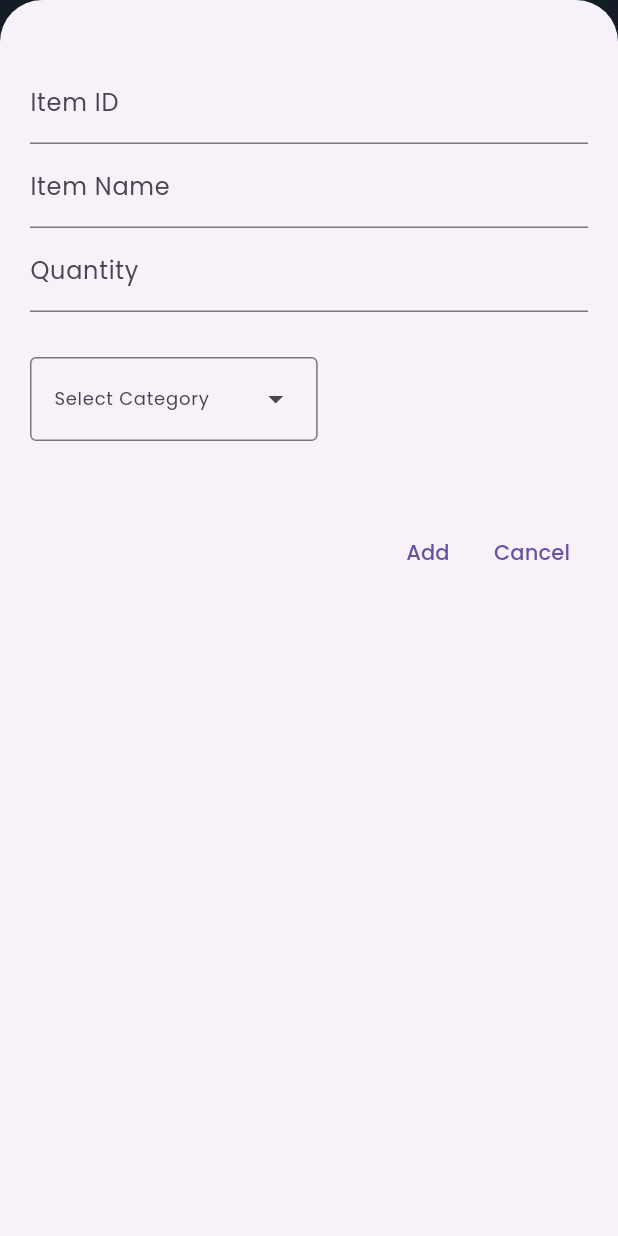
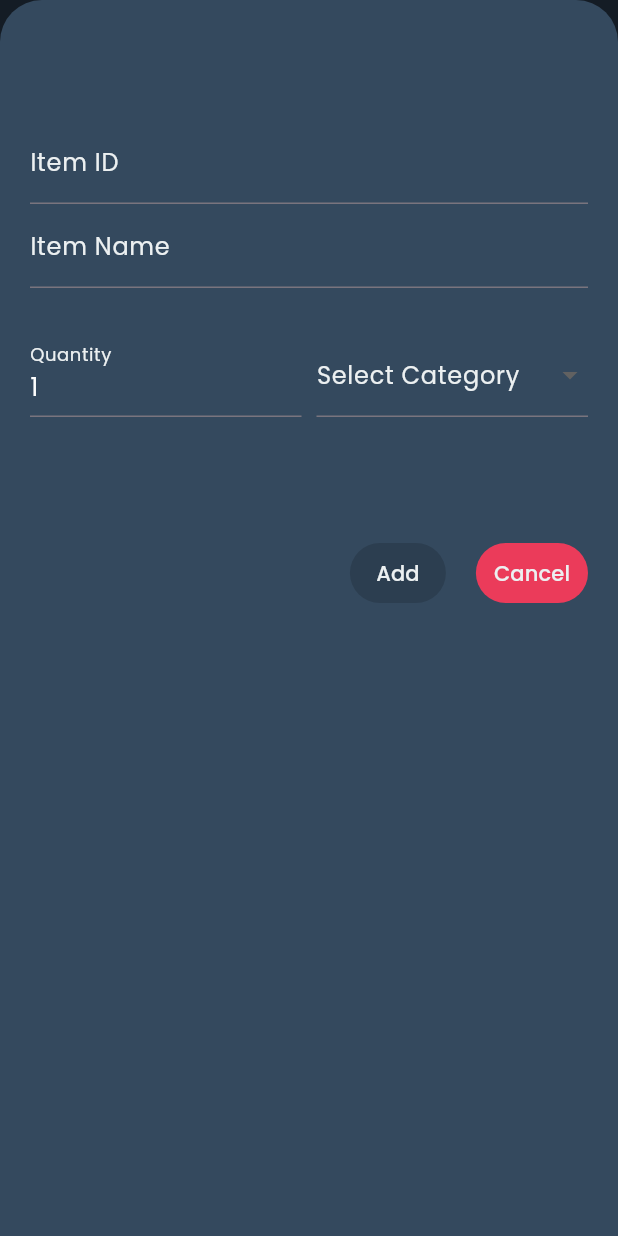
Before and after one commit to akila514/Shopping-List-App, a Flutter app: the screen it shows after launch, after a tap on "Add a new Item", on a phone screen of 412 x 824 dp. Run offline on Flutter 3.47's test engine with Material 2 defaults, Android fonts, the phone set to English and light mode, and no system bars; our stand-ins replace flutter_riverpod, google_fonts.

Commit message:
first commit

```diff
--- a/shopping_app/lib/data/categorey_data.dart
+++ b/shopping_app/lib/data/categorey_data.dart
@@ -28,3 +28,16 @@ enum Categories {
   hygiene,
   other
 }
+
+List<String> categoriesStringList = [
+  'vegetable',
+  'fruit',
+  'meat',
+  'dairy',
+  'carbs',
+  'sweets',
+  'spices',
+  'convenience',
+  'hygiene',
+  'other'
+];
--- a/shopping_app/lib/screens/home_screen.dart
+++ b/shopping_app/lib/screens/home_screen.dart
@@ -15,89 +15,123 @@ class HomeScreen extends ConsumerStatefulWidget {
   }
 }
 
-void _openAddNewItemOverlay(BuildContext context, WidgetRef ref) {
-  final idController = TextEditingController();
-  final nameController = TextEditingController();
-  final quantityController = TextEditingController();
+class _HomeScreen extends ConsumerState<HomeScreen> {
+  void onChangeForm() {}
 
+  void _openAddNewItemOverlay() {
     showModalBottomSheet(
+      backgroundColor: backgroundColor,
       isScrollControlled: true,
       context: context,
+      useSafeArea: true,
       builder: (context) => Padding(
-      padding: const EdgeInsets.symmetric(vertical: 40, horizontal: 20),
+        padding: const EdgeInsets.symmetric(vertical: 80, horizontal: 20),
+        child: Form(
           child: Column(
             mainAxisAlignment: MainAxisAlignment.start,
             crossAxisAlignment: CrossAxisAlignment.start,
             children: [
-          TextField(
-            decoration: const InputDecoration(label: Text('Item ID')),
-            controller: idController,
+              TextFormField(
+                style: const TextStyle(color: Colors.white),
+                decoration: const InputDecoration(
+                    label: Text(
+                  'Item ID',
+                  style: TextStyle(color: primaryTextColor),
+                )),
               ),
-          TextField(
-            decoration: const InputDecoration(label: Text('Item Name')),
-            controller: nameController,
-          ),
-          TextField(
-            decoration: const InputDecoration(label: Text('Quantity')),
-            controller: quantityController,
+              TextFormField(
+                style: const TextStyle(color: Colors.white),
+                decoration: const InputDecoration(
+                    label: Text(
+                  'Item Name',
+                  style: TextStyle(color: primaryTextColor),
+                )),
               ),
               const SizedBox(
                 height: 30,
               ),
-          DropdownMenu(
-              label: const Text(
+              Row(
+                crossAxisAlignment: CrossAxisAlignment.end,
+                children: [
+                  Expanded(
+                    child: TextFormField(
+                      style: const TextStyle(color: Colors.white),
+                      decoration: const InputDecoration(
+                        labelStyle: TextStyle(color: primaryTextColor),
+                        labelText: 'Quantity',
+                      ),
+                      initialValue: '1',
+                    ),
+                  ),
+                  const SizedBox(
+                    width: 10,
+                  ),
+                  Expanded(
+                    child: DropdownButtonFormField(
+                        decoration: const InputDecoration(
+                            label: Text(
                           'Select Category',
-                style: TextStyle(fontSize: 12),
+                          style: TextStyle(color: primaryTextColor),
+                        )),
+                        dropdownColor: appBarColor,
+                        style: const TextStyle(color: primaryTextColor),
+                        items: [
+                          for (final category in categoriesList.entries)
+                            DropdownMenuItem(
+                                value: category.value,
+                                child: Row(
+                                  children: [
+                                    Container(
+                                      color: category.value.color,
+                                      width: 16,
+                                      height: 16,
                                     ),
-              dropdownMenuEntries: [
-                DropdownMenuEntry(
-                    value: Categories.vegetable,
-                    label: Categories.vegetable.name),
-                DropdownMenuEntry(
-                    value: Categories.carbs, label: Categories.carbs.name),
-                DropdownMenuEntry(
-                    value: Categories.convenience,
-                    label: Categories.convenience.name),
-                DropdownMenuEntry(
-                    value: Categories.dairy, label: Categories.dairy.name),
-                DropdownMenuEntry(
-                    value: Categories.meat, label: Categories.meat.name),
-                DropdownMenuEntry(
-                    value: Categories.fruit, label: Categories.fruit.name),
-                DropdownMenuEntry(
-                    value: Categories.hygiene, label: Categories.hygiene.name),
-                DropdownMenuEntry(
-                    value: Categories.spices, label: Categories.spices.name),
-                DropdownMenuEntry(
-                    value: Categories.sweets, label: Categories.sweets.name),
-                DropdownMenuEntry(
-                    value: Categories.convenience,
-                    label: Categories.convenience.name),
-                DropdownMenuEntry(
-                    value: Categories.other, label: Categories.other.name),
-              ]),
                                     const SizedBox(
-            height: 50,
+                                      width: 6,
+                                    ),
+                                    Text(category.value.title)
+                                  ],
+                                ))
+                        ],
+                        onChanged: (value) {}),
+                  )
+                ],
+              ),
+              const SizedBox(
+                height: 80,
               ),
               Row(
                 mainAxisAlignment: MainAxisAlignment.end,
                 children: [
                   TextButton(
+                    style: const ButtonStyle(
+                        backgroundColor: MaterialStatePropertyAll(appBarColor)),
                     onPressed: () {
-                  _validateUserInput(idController.text, nameController.text,
-                      quantityController.text, ref, context);
+                      // _validateUserInput(idController.text, nameController.text,
+                      //     quantityController.text, ref, context);
                     },
-                child: const Text('Add'),
+                    child: const Text(
+                      'Add',
+                      style: TextStyle(color: primaryTextColor),
+                    ),
+                  ),
+                  const SizedBox(
+                    width: 20,
                   ),
                   TextButton(
+                    style: const ButtonStyle(
+                        backgroundColor:
+                            MaterialStatePropertyAll(Color(0xFFeb3b5a))),
                     onPressed: () {
                       Navigator.pop(context);
                     },
-                child: const Text('Cancel'),
+                    child: const Text('Cancel',
+                        style: TextStyle(color: primaryTextColor)),
                   )
                 ],
               )
             ],
+          ),
         ),
       ),
     );
@@ -130,7 +164,7 @@ void _validateUserInput(
         itemCategorey: categoriesList[Categories.carbs]!));
   }
 
-void _deleteItemFromList(Item item, WidgetRef ref, BuildContext context) {
+  void _deleteItemFromList(Item item) {
     final itemListNotifier = ref.watch(itemDataProvider.notifier);
     final previousItemList = ref.watch(itemDataProvider);
 
@@ -148,7 +182,6 @@ void _deleteItemFromList(Item item, WidgetRef ref, BuildContext context) {
     ));
   }
 
-class _HomeScreen extends ConsumerState<HomeScreen> {
   @override
   Widget build(BuildContext context) {
     List itemList = ref.watch(itemDataProvider);
@@ -170,7 +203,7 @@ class _HomeScreen extends ConsumerState<HomeScreen> {
                 itemCount: itemList.length,
                 itemBuilder: (context, index) => Dismissible(
                       onDismissed: (direction) {
-                        _deleteItemFromList(itemList[index], ref, context);
+                        _deleteItemFromList(itemList[index]);
                       },
                       key: ValueKey(itemList[index]),
                       child: SingleItemCard(item: itemList[index]),
@@ -178,11 +211,11 @@ class _HomeScreen extends ConsumerState<HomeScreen> {
           ),
           Container(
             width: double.infinity,
-            height: 100,
+            height: 50,
             decoration: const BoxDecoration(color: appBarColor),
             child: TextButton(
               onPressed: () {
-                _openAddNewItemOverlay(context, ref);
+                _openAddNewItemOverlay();
               },
               child: const Text(
                 'Add a new Item',
```
Lines whose indentation alone changed are shown as unchanged.
